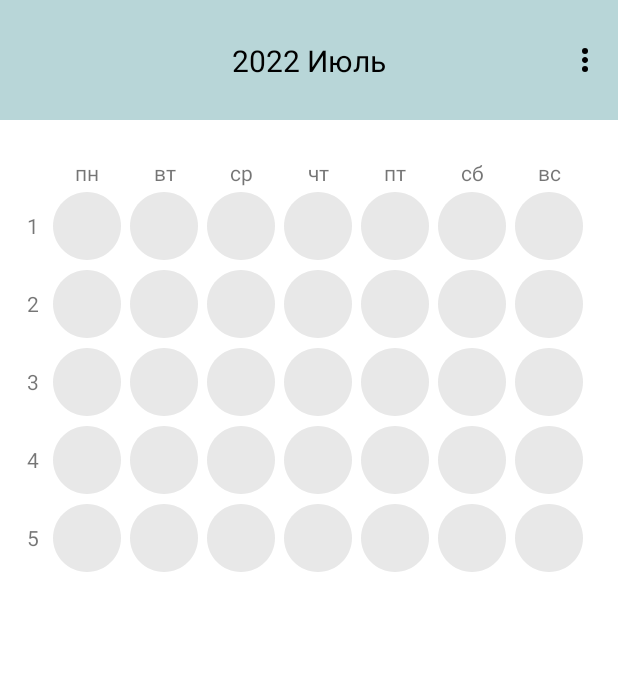
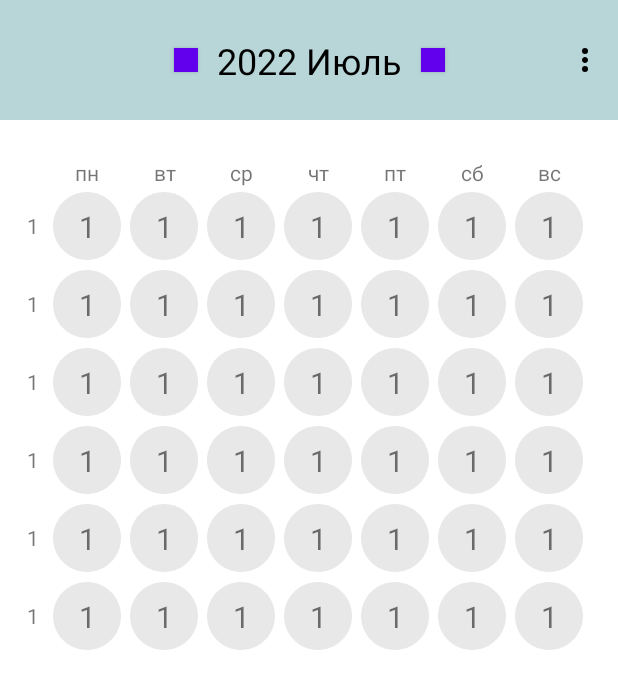
Before and after one commit to GreenpixDev/ShiftAndroid, an Android app: the layout activity_calendar.xml on its own in the app's theme, with its tools: preview values and no code run, on a phone screen of 412 x 824 dp. Shown: the top 689 px of the screen. Run offline under Robolectric (Android 15) with nearby library versions, the phone set to English and light mode, and no system bars.

Commit message:
Исправления в календаре
- Учтено, что может быть 6 недель в месяце
- Исправление с mod и div
- Подправлена верстка

```diff
--- /dev/null
+++ b/app/src/main/java/ru/cft/shift/scheduler/mvp/data/Day.kt
@@ -0,0 +1,6 @@
+package ru.cft.shift.scheduler.mvp.data
+
+data class Day(
+    val month: Int,
+    val events: Collection<Event>
+)
--- a/app/src/main/java/ru/cft/shift/scheduler/mvp/ui/base/BaseActivity.kt
+++ b/app/src/main/java/ru/cft/shift/scheduler/mvp/ui/base/BaseActivity.kt
@@ -7,7 +7,7 @@ abstract class BaseActivity<P : MvpPresenter> : AppCompatActivity(), MvpView {
 
     private lateinit var _presenter: P
 
-    protected val presenter: P
+    public val presenter: P
     get() = _presenter
 
     protected abstract fun createPresenter(): P
--- a/app/src/main/java/ru/cft/shift/scheduler/mvp/ui/base/BaseFragment.kt
+++ b/app/src/main/java/ru/cft/shift/scheduler/mvp/ui/base/BaseFragment.kt
@@ -1,14 +1,13 @@
 package ru.cft.shift.scheduler.mvp.ui.base
 
 import android.os.Bundle
-import androidx.appcompat.app.AppCompatActivity
 import androidx.fragment.app.Fragment
 
 abstract class BaseFragment<P : MvpPresenter> : Fragment(), MvpView {
 
     private lateinit var _presenter: P
 
-    protected val presenter: P
+    public val presenter: P
     get() = _presenter
 
     protected abstract fun createPresenter(): P
--- a/app/src/main/java/ru/cft/shift/scheduler/mvp/ui/calendar/CalendarMvpPresenter.kt
+++ b/app/src/main/java/ru/cft/shift/scheduler/mvp/ui/calendar/CalendarMvpPresenter.kt
@@ -4,6 +4,12 @@ import ru.cft.shift.scheduler.mvp.ui.base.MvpPresenter
 
 interface CalendarMvpPresenter : MvpPresenter {
 
+    fun onAttachYearAndMonth(year: Int, month: Int)
+
     fun onShowSettingsClick()
 
+    fun onNextMonthClick()
+
+    fun onPreviousMonthClick()
+
 }
--- a/app/src/main/java/ru/cft/shift/scheduler/mvp/ui/calendar/CalendarMvpView.kt
+++ b/app/src/main/java/ru/cft/shift/scheduler/mvp/ui/calendar/CalendarMvpView.kt
@@ -1,11 +1,10 @@
 package ru.cft.shift.scheduler.mvp.ui.calendar
 
 import ru.cft.shift.scheduler.mvp.ui.base.MvpView
-import java.util.*
 
 interface CalendarMvpView : MvpView {
 
-    fun showCalendar(date: Calendar)
+    fun showCalendar(year: Int, month: Int)
 
     fun showSettingsFragment()
 
--- a/app/src/main/java/ru/cft/shift/scheduler/mvp/ui/calendar/day/DayMvpView.kt
+++ b/app/src/main/java/ru/cft/shift/scheduler/mvp/ui/calendar/day/DayMvpView.kt
@@ -6,4 +6,8 @@ interface DayMvpView : MvpView {
 
     fun updateDayNumber(day: Int)
 
+    fun updateIsWeekend(value: Boolean)
+
+    fun updateIsCurrentMonth(value: Boolean)
+
 }
--- /dev/null
+++ b/app/src/main/java/ru/cft/shift/scheduler/mvp/ui/calendar/week/WeekMvpPresenter.kt
@@ -0,0 +1,6 @@
+package ru.cft.shift.scheduler.mvp.ui.calendar.week
+
+import ru.cft.shift.scheduler.mvp.ui.base.MvpPresenter
+
+interface WeekMvpPresenter : MvpPresenter {
+}
--- /dev/null
+++ b/app/src/main/java/ru/cft/shift/scheduler/mvp/ui/calendar/week/WeekMvpView.kt
@@ -0,0 +1,12 @@
+package ru.cft.shift.scheduler.mvp.ui.calendar.week
+
+import ru.cft.shift.scheduler.mvp.ui.base.MvpView
+import java.util.*
+
+interface WeekMvpView : MvpView {
+
+    fun updateWeekNumber(week: Int)
+
+    fun updateDaysFrom(month: Int, firstWeekDay: Calendar)
+
+}
--- /dev/null
+++ b/app/src/main/java/ru/cft/shift/scheduler/mvp/ui/calendar/week/WeekPresenter.kt
@@ -0,0 +1,6 @@
+package ru.cft.shift.scheduler.mvp.ui.calendar.week
+
+import ru.cft.shift.scheduler.mvp.ui.base.BasePresenter
+
+class WeekPresenter : BasePresenter<WeekMvpView>(), WeekMvpPresenter {
+}
--- /dev/null
+++ b/app/src/main/java/ru/cft/shift/scheduler/mvp/ui/calendar/week/WeekView.kt
@@ -0,0 +1,41 @@
+package ru.cft.shift.scheduler.mvp.ui.calendar.week
+
+import android.content.Context
+import android.util.AttributeSet
+import android.view.LayoutInflater
+import android.widget.TableRow
+import androidx.core.view.get
+import ru.cft.shift.scheduler.databinding.ItemWeekBinding
+import ru.cft.shift.scheduler.mvp.ui.calendar.day.DayMvpView
+import java.util.*
+
+class WeekView @JvmOverloads constructor(
+    context: Context,
+    attrs: AttributeSet? = null
+) : TableRow(context, attrs), WeekMvpView {
+
+    private val binding = ItemWeekBinding.inflate(LayoutInflater.from(context), this)
+
+    private val presenter = WeekPresenter()
+
+    init {
+        presenter.attachView(this)
+    }
+
+    override fun updateWeekNumber(week: Int) {
+        binding.number.text = week.toString()
+    }
+
+    override fun updateDaysFrom(month: Int, firstWeekDay: Calendar) {
+        val date = firstWeekDay.clone() as Calendar
+
+        for (column in 1..7) {
+            val dayView = get(column) as DayMvpView
+            dayView.updateDayNumber(date.get(Calendar.DAY_OF_MONTH))
+            dayView.updateIsWeekend(column == 7)
+            dayView.updateIsCurrentMonth(date.get(Calendar.MONTH) == month)
+
+            date.add(Calendar.DAY_OF_YEAR, 1)
+        }
+    }
+}
--- a/app/src/main/res/layout/activity_calendar.xml
+++ b/app/src/main/res/layout/activity_calendar.xml
@@ -19,11 +19,33 @@
             android:id="@+id/month"
             android:layout_width="wrap_content"
             android:layout_height="wrap_content"
-            android:text="2022 Июль"
+            android:text="@string/example_year_and_month"
             android:textColor="@color/black"
-            android:textSize="20sp"
+            android:textSize="24sp"
             app:layout_constraintBottom_toBottomOf="parent"
             app:layout_constraintEnd_toEndOf="parent"
+            app:layout_constraintStart_toStartOf="parent"
+            app:layout_constraintTop_toTopOf="parent" />
+
+        <Button
+            android:id="@+id/nextMonth"
+            android:layout_width="16dp"
+            android:layout_height="16dp"
+            android:background="@color/black"
+            app:layout_constraintBottom_toBottomOf="parent"
+            app:layout_constraintEnd_toEndOf="parent"
+            app:layout_constraintHorizontal_bias="0.1"
+            app:layout_constraintStart_toEndOf="@+id/month"
+            app:layout_constraintTop_toTopOf="parent" />
+
+        <Button
+            android:id="@+id/previousMonth"
+            android:layout_width="16dp"
+            android:layout_height="16dp"
+            android:background="@color/black"
+            app:layout_constraintBottom_toBottomOf="parent"
+            app:layout_constraintEnd_toStartOf="@+id/month"
+            app:layout_constraintHorizontal_bias="0.9"
             app:layout_constraintStart_toStartOf="parent"
             app:layout_constraintTop_toTopOf="parent" />
 
@@ -63,160 +85,47 @@
 
                 <TextView
                     android:gravity="center"
-                    android:text="пн" />
+                    android:text="@string/short_monday" />
 
                 <TextView
                     android:gravity="center"
-                    android:text="вт" />
+                    android:text="@string/short_tuesday" />
 
                 <TextView
                     android:gravity="center"
-                    android:text="ср" />
+                    android:text="@string/short_wednesday" />
 
                 <TextView
                     android:gravity="center"
-                    android:text="чт" />
+                    android:text="@string/short_thursday" />
 
                 <TextView
                     android:gravity="center"
-                    android:text="пт" />
+                    android:text="@string/short_friday" />
 
                 <TextView
                     android:gravity="center"
-                    android:text="сб" />
+                    android:text="@string/short_saturday" />
 
                 <TextView
                     android:gravity="center"
-                    android:text="вс" />
+                    android:text="@string/short_sunday" />
 
                 <Space />
             </TableRow>
 
-            <TableRow
-                android:layout_marginVertical="3dp"
-                android:layout_weight="1">
-
-                <TextView
-                    android:layout_width="15dp"
-                    android:layout_height="match_parent"
-                    android:gravity="center"
-                    android:text="1" />
-
-                <ru.cft.shift.scheduler.mvp.ui.calendar.day.DayView
-                    android:layout_gravity="center"/>
-                <ru.cft.shift.scheduler.mvp.ui.calendar.day.DayView
-                    android:layout_gravity="center"/>
-                <ru.cft.shift.scheduler.mvp.ui.calendar.day.DayView
-                    android:layout_gravity="center"/>
-                <ru.cft.shift.scheduler.mvp.ui.calendar.day.DayView
-                    android:layout_gravity="center"/>
-                <ru.cft.shift.scheduler.mvp.ui.calendar.day.DayView
-                    android:layout_gravity="center"/>
-                <ru.cft.shift.scheduler.mvp.ui.calendar.day.DayView
-                    android:layout_gravity="center"/>
-                <ru.cft.shift.scheduler.mvp.ui.calendar.day.DayView
-                    android:layout_gravity="center"/>
-            </TableRow>
-
-            <TableRow
-                android:layout_marginVertical="3dp"
-                android:layout_weight="1">
-
-                <TextView
-                    android:layout_height="match_parent"
-                    android:gravity="center"
-                    android:text="2" />
-
-                <ru.cft.shift.scheduler.mvp.ui.calendar.day.DayView
-                    android:layout_gravity="center"/>
-                <ru.cft.shift.scheduler.mvp.ui.calendar.day.DayView
-                    android:layout_gravity="center"/>
-                <ru.cft.shift.scheduler.mvp.ui.calendar.day.DayView
-                    android:layout_gravity="center"/>
-                <ru.cft.shift.scheduler.mvp.ui.calendar.day.DayView
-                    android:layout_gravity="center"/>
-                <ru.cft.shift.scheduler.mvp.ui.calendar.day.DayView
-                    android:layout_gravity="center"/>
-                <ru.cft.shift.scheduler.mvp.ui.calendar.day.DayView
-                    android:layout_gravity="center"/>
-                <ru.cft.shift.scheduler.mvp.ui.calendar.day.DayView
-                    android:layout_gravity="center"/>
-            </TableRow>
-
-            <TableRow
-                android:layout_weight="1"
-                android:layout_marginVertical="3dp">
-
-                <TextView
-                    android:layout_height="match_parent"
-                    android:gravity="center"
-                    android:text="3" />
-
-                <ru.cft.shift.scheduler.mvp.ui.calendar.day.DayView
-                    android:layout_gravity="center"/>
-                <ru.cft.shift.scheduler.mvp.ui.calendar.day.DayView
-                    android:layout_gravity="center"/>
-                <ru.cft.shift.scheduler.mvp.ui.calendar.day.DayView
-                    android:layout_gravity="center"/>
-                <ru.cft.shift.scheduler.mvp.ui.calendar.day.DayView
-                    android:layout_gravity="center"/>
-                <ru.cft.shift.scheduler.mvp.ui.calendar.day.DayView
-                    android:layout_gravity="center"/>
-                <ru.cft.shift.scheduler.mvp.ui.calendar.day.DayView
-                    android:layout_gravity="center"/>
-                <ru.cft.shift.scheduler.mvp.ui.calendar.day.DayView
-                    android:layout_gravity="center"/>
-            </TableRow>
-
-            <TableRow
-                android:layout_weight="1"
-                android:layout_marginVertical="3dp">
-
-                <TextView
-                    android:layout_height="match_parent"
-                    android:gravity="center"
-                    android:text="4" />
-
-                <ru.cft.shift.scheduler.mvp.ui.calendar.day.DayView
-                    android:layout_gravity="center"/>
-                <ru.cft.shift.scheduler.mvp.ui.calendar.day.DayView
-                    android:layout_gravity="center"/>
-                <ru.cft.shift.scheduler.mvp.ui.calendar.day.DayView
-                    android:layout_gravity="center"/>
-                <ru.cft.shift.scheduler.mvp.ui.calendar.day.DayView
-                    android:layout_gravity="center"/>
-                <ru.cft.shift.scheduler.mvp.ui.calendar.day.DayView
-                    android:layout_gravity="center"/>
-                <ru.cft.shift.scheduler.mvp.ui.calendar.day.DayView
-                    android:layout_gravity="center"/>
-                <ru.cft.shift.scheduler.mvp.ui.calendar.day.DayView
-                    android:layout_gravity="center"/>
-            </TableRow>
-
-            <TableRow
-                android:layout_weight="1"
-                android:layout_marginVertical="3dp">
-
-                <TextView
-                    android:layout_height="match_parent"
-                    android:gravity="center"
-                    android:text="5" />
-
-                <ru.cft.shift.scheduler.mvp.ui.calendar.day.DayView
-                    android:layout_gravity="center"/>
-                <ru.cft.shift.scheduler.mvp.ui.calendar.day.DayView
-                    android:layout_gravity="center"/>
-                <ru.cft.shift.scheduler.mvp.ui.calendar.day.DayView
-                    android:layout_gravity="center"/>
-                <ru.cft.shift.scheduler.mvp.ui.calendar.day.DayView
-                    android:layout_gravity="center"/>
-                <ru.cft.shift.scheduler.mvp.ui.calendar.day.DayView
-                    android:layout_gravity="center"/>
-                <ru.cft.shift.scheduler.mvp.ui.calendar.day.DayView
-                    android:layout_gravity="center"/>
-                <ru.cft.shift.scheduler.mvp.ui.calendar.day.DayView
-                    android:layout_gravity="center"/>
-            </TableRow>
+            <ru.cft.shift.scheduler.mvp.ui.calendar.week.WeekView
+                android:layout_marginVertical="3dp" />
+            <ru.cft.shift.scheduler.mvp.ui.calendar.week.WeekView
+                android:layout_marginVertical="3dp" />
+            <ru.cft.shift.scheduler.mvp.ui.calendar.week.WeekView
+                android:layout_marginVertical="3dp" />
+            <ru.cft.shift.scheduler.mvp.ui.calendar.week.WeekView
+                android:layout_marginVertical="3dp" />
+            <ru.cft.shift.scheduler.mvp.ui.calendar.week.WeekView
+                android:layout_marginVertical="3dp" />
+            <ru.cft.shift.scheduler.mvp.ui.calendar.week.WeekView
+                android:layout_marginVertical="3dp" />
         </TableLayout>
 
     </androidx.constraintlayout.widget.ConstraintLayout>
--- a/app/src/main/res/layout/item_day.xml
+++ b/app/src/main/res/layout/item_day.xml
@@ -13,9 +13,11 @@
         android:background="@drawable/ic_circle" />
 
     <TextView
-        android:id="@+id/text"
+        android:id="@+id/number"
         android:layout_width="wrap_content"
         android:layout_height="wrap_content"
+        android:text="@string/example_day_number"
+        android:textSize="20sp"
         app:layout_constraintBottom_toBottomOf="@+id/imageButton"
         app:layout_constraintEnd_toEndOf="@+id/imageButton"
         app:layout_constraintStart_toStartOf="@+id/imageButton"
--- /dev/null
+++ b/app/src/main/res/layout/item_week.xml
@@ -0,0 +1,30 @@
+<?xml version="1.0" encoding="utf-8"?>
+<merge xmlns:android="http://schemas.android.com/apk/res/android"
+    xmlns:tools="http://schemas.android.com/tools"
+    android:layout_width="wrap_content"
+    android:layout_height="wrap_content"
+    tools:parentTag="android.widget.TableRow">
+
+    <TextView
+        android:id="@+id/number"
+        android:layout_width="15dp"
+        android:layout_height="match_parent"
+        android:gravity="center"
+        android:text="@string/example_week_number" />
+
+    <ru.cft.shift.scheduler.mvp.ui.calendar.day.DayView
+        android:layout_gravity="center" />
+    <ru.cft.shift.scheduler.mvp.ui.calendar.day.DayView
+        android:layout_gravity="center"/>
+    <ru.cft.shift.scheduler.mvp.ui.calendar.day.DayView
+        android:layout_gravity="center"/>
+    <ru.cft.shift.scheduler.mvp.ui.calendar.day.DayView
+        android:layout_gravity="center"/>
+    <ru.cft.shift.scheduler.mvp.ui.calendar.day.DayView
+        android:layout_gravity="center"/>
+    <ru.cft.shift.scheduler.mvp.ui.calendar.day.DayView
+        android:layout_gravity="center"/>
+    <ru.cft.shift.scheduler.mvp.ui.calendar.day.DayView
+        android:layout_gravity="center"/>
+
+</merge>
--- a/app/src/main/res/values/colors.xml
+++ b/app/src/main/res/values/colors.xml
@@ -10,5 +10,6 @@
 
     <color name="background">#F0F0F0</color>
     <color name="cyan">#B8D6D8</color>
+    <color name="red">#FF0000</color>
     <color name="light_gray">#E8E8E8</color>
 </resources>
--- a/app/src/main/res/values/strings.xml
+++ b/app/src/main/res/values/strings.xml
@@ -2,4 +2,16 @@
     <string name="app_name">ShiftAndroid</string>
     <!-- TODO: Remove or change this placeholder text -->
     <string name="hello_blank_fragment">Hello blank fragment</string>
+
+    <string name="example_year_and_month">2022 Июль</string>
+    <string name="example_week_number">1</string>
+    <string name="example_day_number">1</string>
+
+    <string name="short_monday">пн</string>
+    <string name="short_tuesday">вт</string>
+    <string name="short_wednesday">ср</string>
+    <string name="short_thursday">чт</string>
+    <string name="short_friday">пт</string>
+    <string name="short_saturday">сб</string>
+    <string name="short_sunday">вс</string>
 </resources>
```
Also changed, not shown: app/src/main/java/ru/cft/shift/scheduler/mvp/data/Event.kt (added, +8 -0 lines), app/src/main/java/ru/cft/shift/scheduler/mvp/ui/base/BasePresenter.kt (+6 -1 lines), app/src/main/java/ru/cft/shift/scheduler/mvp/ui/calendar/CalendarActivity.kt (+46 -30 lines), app/src/main/java/ru/cft/shift/scheduler/mvp/ui/calendar/CalendarPresenter.kt (+16 -0 lines), app/src/main/java/ru/cft/shift/scheduler/mvp/ui/calendar/day/DayView.kt (+12 -1 lines).
